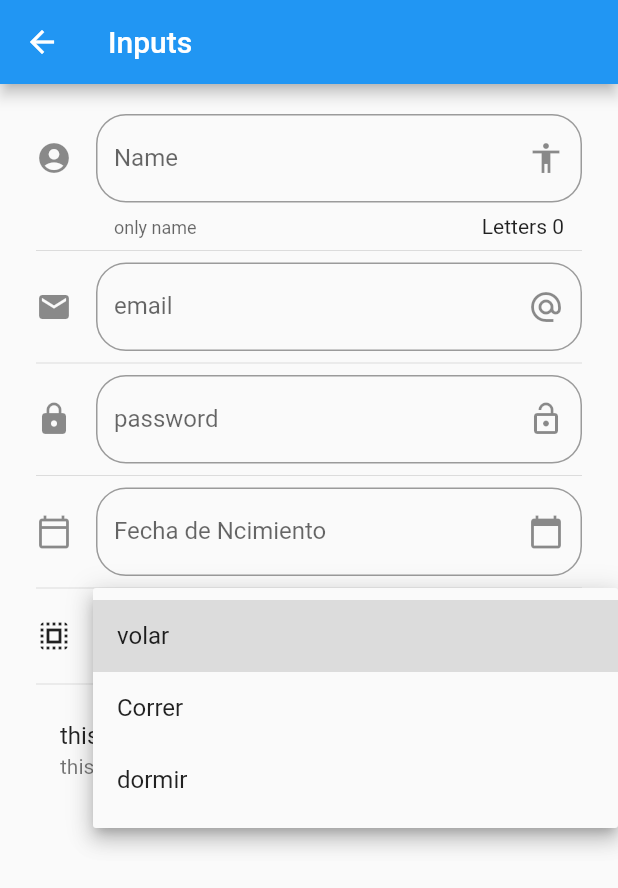
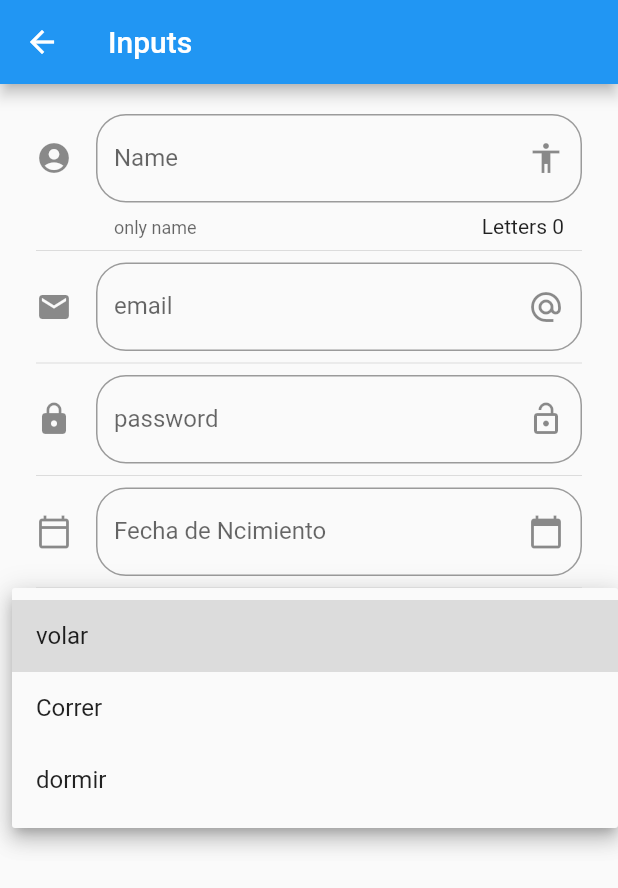
Before and after one commit to DanielGoycochea/components_flutter, a Flutter app: the InputsPage screen opened by its route, after a tap on the "arrow drop down" icon, on a phone screen of 412 x 824 dp. Shown: the top 888 px of the screen. Run offline on Flutter 3.47's test engine with Material 2 defaults, Android fonts, the phone set to English and light mode, and no system bars.

Commit message:
fix drop down

```diff
--- a/lib/src/pages/inputs_page.dart
+++ b/lib/src/pages/inputs_page.dart
@@ -141,27 +141,14 @@ class _InputsPageState extends State<InputsPage> {
   }
 
   _createDropdown() {
-    if (_optionseleted == null) {
-      _optionseleted = _powers[0];
-    }
-    return Row(
-      children: [
-        Icon(Icons.select_all),
-        SizedBox(
-          width: 30.0,
-        ),
-        Expanded(
-          child: DropdownButton(
-              // hint: Text(_optionseleted),
-              value: _optionseleted,
-              items: getoptions(),
-              onChanged: (item) {
-                setState(() {
-                  _optionseleted = item;
-                });
-              }),
-        ),
-      ],
+    // if (_optionseleted == null) {
+    //   _optionseleted = _powers[0];
+    // }
+    return DropdownButton<dynamic>(
+      items: getoptions(),
+      onChanged: (opt) {
+        print(opt);
+      },
     );
   }
 
```
